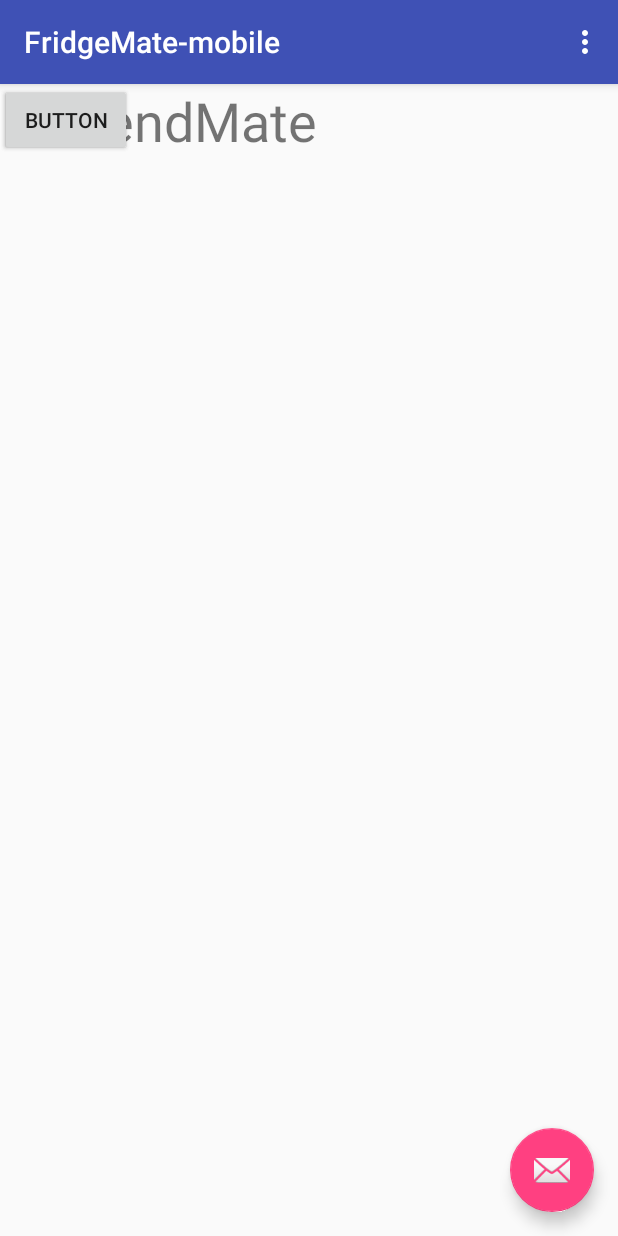
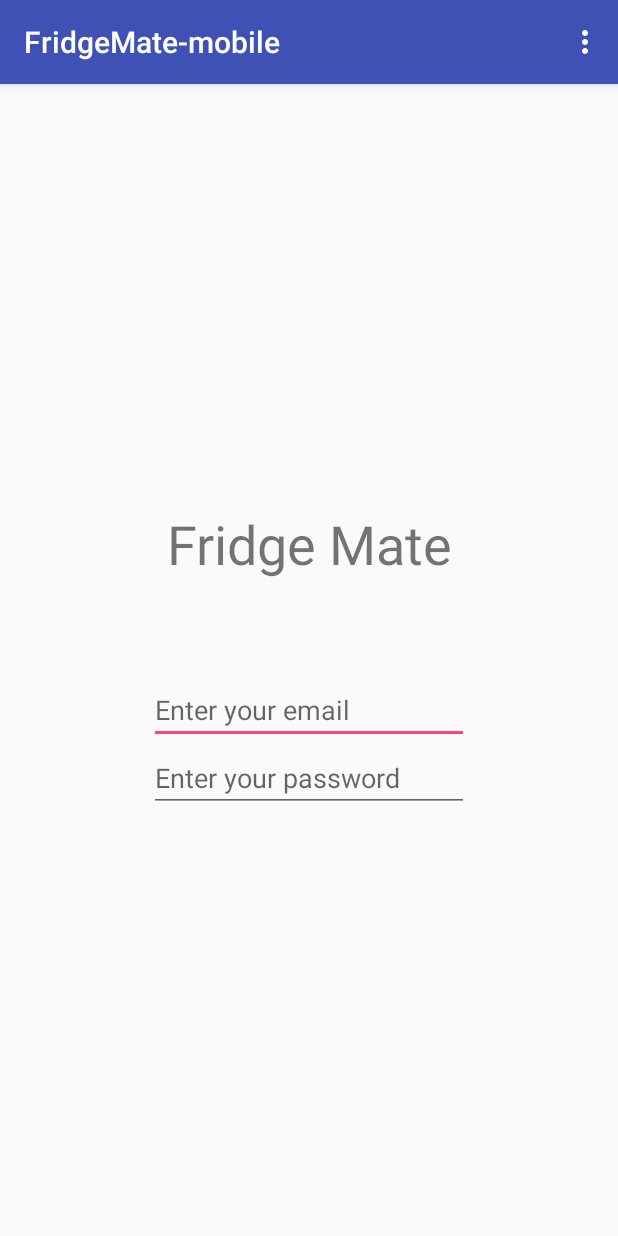
Before and after one commit to htoo97/FridgeMate-mobile, an Android app: the screen it shows after launch (Login), on a phone screen of 412 x 824 dp. Run offline under Robolectric (Android 15) with nearby library versions, the phone set to English and light mode, and no system bars; 2 statements that could not run were skipped.

Commit message:
login page

```diff
--- a/app/src/main/res/layout/activity_login.xml
+++ b/app/src/main/res/layout/activity_login.xml
@@ -22,12 +22,4 @@
 
     <include layout="@layout/content_login" />
 
-    <android.support.design.widget.FloatingActionButton
-        android:id="@+id/fab"
-        android:layout_width="wrap_content"
-        android:layout_height="wrap_content"
-        android:layout_gravity="bottom|end"
-        android:layout_margin="@dimen/fab_margin"
-        app:srcCompat="@android:drawable/ic_dialog_email" />
-
 </android.support.design.widget.CoordinatorLayout>
--- a/app/src/main/res/layout/content_login.xml
+++ b/app/src/main/res/layout/content_login.xml
@@ -1,36 +1,44 @@
 <?xml version="1.0" encoding="utf-8"?>
-<android.support.constraint.ConstraintLayout xmlns:android="http://schemas.android.com/apk/res/android"
+<LinearLayout xmlns:android="http://schemas.android.com/apk/res/android"
     xmlns:app="http://schemas.android.com/apk/res-auto"
     xmlns:tools="http://schemas.android.com/tools"
     android:layout_width="match_parent"
     android:layout_height="match_parent"
+    android:gravity="center_vertical|center_horizontal"
+    android:orientation="vertical"
     app:layout_behavior="@string/appbar_scrolling_view_behavior"
     tools:context=".Login"
     tools:showIn="@layout/activity_login">
 
-    <Button
-        android:id="@+id/button"
-        android:layout_width="wrap_content"
+    <TextView
+        android:id="@+id/title"
+        android:layout_width="match_parent"
         android:layout_height="wrap_content"
-        android:text="Button"
-        tools:layout_editor_absoluteX="147dp"
-        tools:layout_editor_absoluteY="149dp" />
-
-    <Button
-        android:id="@+id/button2"
-        android:layout_width="wrap_content"
-        android:layout_height="wrap_content"
-        android:text="Button"
-        tools:layout_editor_absoluteX="147dp"
-        tools:layout_editor_absoluteY="217dp" />
-
-    <TextView
-        android:id="@+id/textView"
-        android:layout_width="241dp"
-        android:layout_height="55dp"
-        android:text="FriendMate"
+        android:gravity="center_horizontal"
+        android:text="@string/app_title"
         android:textAlignment="center"
         android:textSize="36sp"
         tools:layout_editor_absoluteX="71dp"
         tools:layout_editor_absoluteY="61dp" />
-</android.support.constraint.ConstraintLayout>
+
+    <EditText
+        android:id="@+id/emailInput"
+        android:layout_width="wrap_content"
+        android:layout_height="wrap_content"
+        android:layout_marginTop="64dp"
+        android:layout_weight="0"
+        android:ems="10"
+        android:gravity="center_vertical"
+        android:hint="@string/user_email"
+        android:inputType="textPersonName"
+        android:textAlignment="textStart" />
+
+    <EditText
+        android:id="@+id/editText7"
+        android:layout_width="wrap_content"
+        android:layout_height="wrap_content"
+        android:ems="10"
+        android:hint="@string/user_password"
+        android:inputType="textPersonName" />
+
+</LinearLayout>
--- a/app/src/main/res/values/strings.xml
+++ b/app/src/main/res/values/strings.xml
@@ -1,4 +1,7 @@
 <resources>
     <string name="app_name">FridgeMate-mobile</string>
     <string name="action_settings">Settings</string>
+    <string name="app_title">Fridge Mate</string>
+    <string name="user_email">Enter your email</string>
+    <string name="user_password">Enter your password</string>
 </resources>
```
